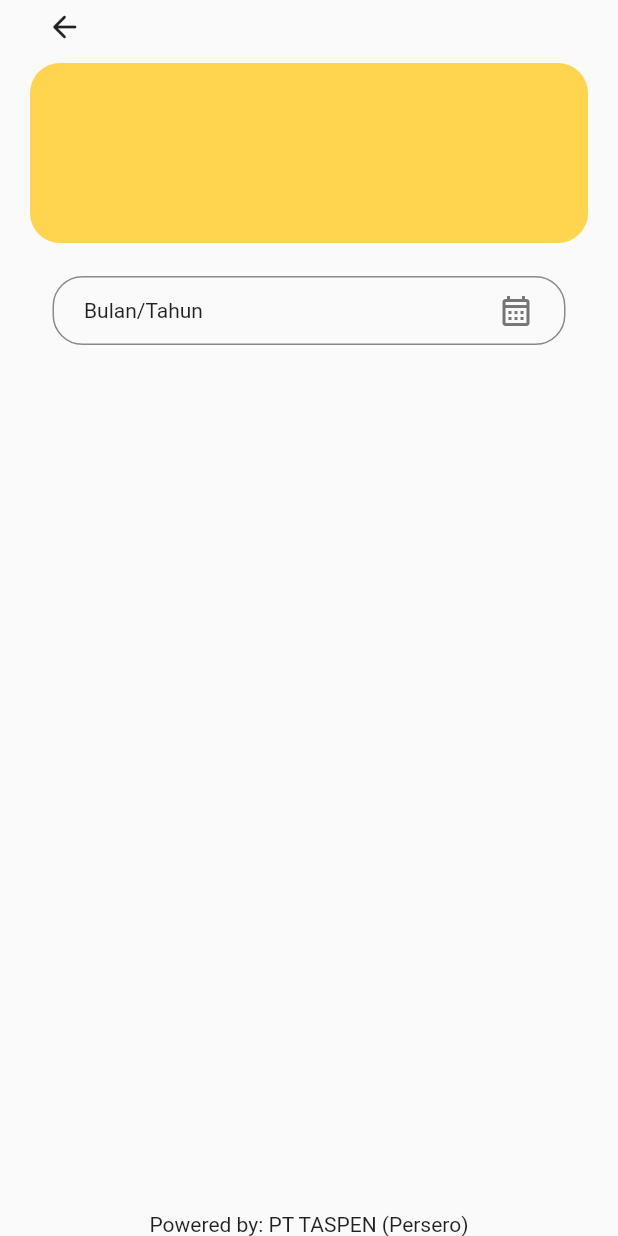
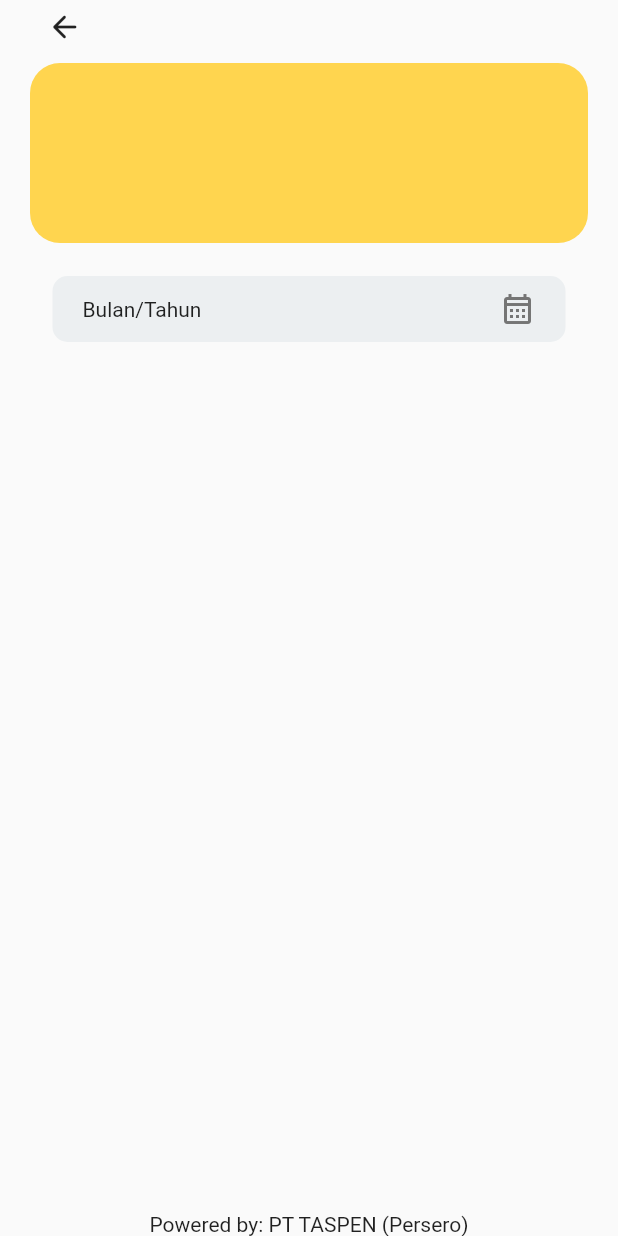
Before and after one commit to tyo027/EasyTaspen2, a Flutter app: the PasySlipScreen widget shown alone on an empty page, opened directly, on a phone screen of 412 x 824 dp. Run offline on Flutter 3.47's test engine with Material 2 defaults, Android fonts, the phone set to English and light mode, and no system bars; our stand-ins replace camera, dio, equatable, firebase_core, firebase_messaging, flutter_bloc and 11 more; missing offline and left inert: dart:ffi, device_uuid, flutter_app_version_checker, month_picker_dialog_2, turf; accounts and stored records are empty; project files that could hold a hidden picture were left out.

Commit message:
NOTIFICATION HIDE

```diff
--- a/lib/Widget/userinfo.template.dart
+++ b/lib/Widget/userinfo.template.dart
@@ -45,51 +45,51 @@ class UserInfoTemplate extends StatelessWidget {
                   ),
                 ),
               const Spacer(),
-              if (!canBack)
-                GestureDetector(
-                  onTap: () => navigator.push(NotifScreen.route()),
-                  child: Stack(
-                    children: [
-                      Container(
-                        padding: const EdgeInsets.all(6),
-                        margin: const EdgeInsets.symmetric(horizontal: 25),
-                        child: const Icon(Icons.notifications_none_rounded),
-                      ),
-                      BlocBuilder<AuthenticationBloc, AuthenticationState>(
-                        builder: (context, state) {
-                          if (state.user == null) {
-                            return Container();
-                          }
-                          return FutureBuilder(
-                            future: getCountNotification(state.user!.nik),
-                            initialData: 0,
-                            builder:
-                                (BuildContext context, AsyncSnapshot snapshot) {
-                              return Positioned(
-                                left: 42,
-                                child: Container(
-                                    width: 23,
-                                    height: 23,
-                                    // padding: const EdgeInsets.all(3),
-                                    // margin: const EdgeInsets.symmetric(horizontal: 0),
-                                    decoration: BoxDecoration(
-                                        color: Colors.red,
-                                        borderRadius:
-                                            BorderRadius.circular(100)),
-                                    child: Center(
-                                      child: Text(
-                                        "${snapshot.data}",
-                                        style: TextStyle(color: Colors.white),
-                                      ),
-                                    )),
-                              );
-                            },
-                          );
-                        },
-                      ),
-                    ],
-                  ),
-                )
+              // if (!canBack)
+              //   GestureDetector(
+              //     onTap: () => navigator.push(NotifScreen.route()),
+              //     child: Stack(
+              //       children: [
+              //         Container(
+              //           padding: const EdgeInsets.all(6),
+              //           margin: const EdgeInsets.symmetric(horizontal: 25),
+              //           child: const Icon(Icons.notifications_none_rounded),
+              //         ),
+              //         BlocBuilder<AuthenticationBloc, AuthenticationState>(
+              //           builder: (context, state) {
+              //             if (state.user == null) {
+              //               return Container();
+              //             }
+              //             return FutureBuilder(
+              //               future: getCountNotification(state.user!.nik),
+              //               initialData: 0,
+              //               builder:
+              //                   (BuildContext context, AsyncSnapshot snapshot) {
+              //                 return Positioned(
+              //                   left: 42,
+              //                   child: Container(
+              //                       width: 23,
+              //                       height: 23,
+              //                       // padding: const EdgeInsets.all(3),
+              //                       // margin: const EdgeInsets.symmetric(horizontal: 0),
+              //                       decoration: BoxDecoration(
+              //                           color: Colors.red,
+              //                           borderRadius:
+              //                               BorderRadius.circular(100)),
+              //                       child: Center(
+              //                         child: Text(
+              //                           "${snapshot.data}",
+              //                           style: TextStyle(color: Colors.white),
+              //                         ),
+              //                       )),
+              //                 );
+              //               },
+              //             );
+              //           },
+              //         ),
+              //       ],
+              //     ),
+              //   )
             ]),
           ),
           if (showUserInfo) userInfo(),
@@ -131,7 +131,11 @@ class UserInfoTemplate extends StatelessWidget {
             const SizedBox(
               width: 20,
             ),
-            Column(
+            Flexible(
+              child: SizedBox(
+                child: SingleChildScrollView(
+                  scrollDirection: Axis.vertical,
+                  child: Column(
                     mainAxisSize: MainAxisSize.min,
                     crossAxisAlignment: CrossAxisAlignment.start,
                     children: [
@@ -143,8 +147,8 @@ class UserInfoTemplate extends StatelessWidget {
                           return SizedBox(
                             child: Text(
                               state.user!.nama.capitalize(),
-                        maxLines: 2,
-                        overflow: TextOverflow.ellipsis,
+                              // maxLines: 2,
+                              // overflow: TextOverflow.ellipsis,
                               style: const TextStyle(
                                   fontWeight: FontWeight.bold, fontSize: 16),
                             ),
@@ -162,8 +166,8 @@ class UserInfoTemplate extends StatelessWidget {
                           return SizedBox(
                             child: Text(
                               state.user!.jabatan.capitalize(),
-                        maxLines: 2,
-                        overflow: TextOverflow.ellipsis,
+                              // maxLines: 2,
+                              // overflow: TextOverflow.ellipsis,
                               style: const TextStyle(),
                             ),
                           );
@@ -177,14 +181,17 @@ class UserInfoTemplate extends StatelessWidget {
                           return SizedBox(
                             child: Text(
                               state.user!.unitkerja.capitalize(),
-                        maxLines: 2,
-                        overflow: TextOverflow.ellipsis,
+                              // maxLines: 2,
+                              // overflow: TextOverflow.ellipsis,
                               style: const TextStyle(),
                             ),
                           );
                         },
                       ),
                     ],
+                  ),
+                ),
+              ),
             )
           ],
         ));
--- a/lib/screen/payslip/pay_slip.screen.dart
+++ b/lib/screen/payslip/pay_slip.screen.dart
@@ -106,8 +106,8 @@ class PasySlipScreen extends StatelessWidget {
             margin: const EdgeInsets.symmetric(horizontal: 35, vertical: 10),
             width: double.infinity,
             decoration: BoxDecoration(
-                border: Border.all(color: Colors.black45),
-                borderRadius: BorderRadius.circular(20)),
+                color: Colors.blueGrey[50],
+                borderRadius: BorderRadius.circular(10)),
             child: Row(
               children: [
                 Expanded(child: BlocBuilder<PayslipBloc, PayslipState>(
--- a/lib/services/storage.service.dart
+++ b/lib/services/storage.service.dart
@@ -60,7 +60,7 @@ class Storage {
     var lastActive = _storage!.read<int>(_lastActive);
     return lastActive != null
         ? DateTime.fromMicrosecondsSinceEpoch(lastActive)
-            .isAfter(DateTime.now().add(const Duration(minutes: -60)))
+            .isAfter(DateTime.now().add(const Duration(minutes: -10)))
         : false;
   }
 }
--- a/pubspec.yaml
+++ b/pubspec.yaml
@@ -68,6 +68,7 @@ dev_dependencies:
     sdk: flutter
 
   flutter_launcher_icons: ^0.13.1
+  firebase_messaging:
 
   # The "flutter_lints" package below contains a set of recommended lints to
   # encourage good coding practices. The lint set provided by the package is
```
Also changed, not shown: pubspec.lock, 3 other files. Lines whose indentation alone changed are shown as unchanged.
